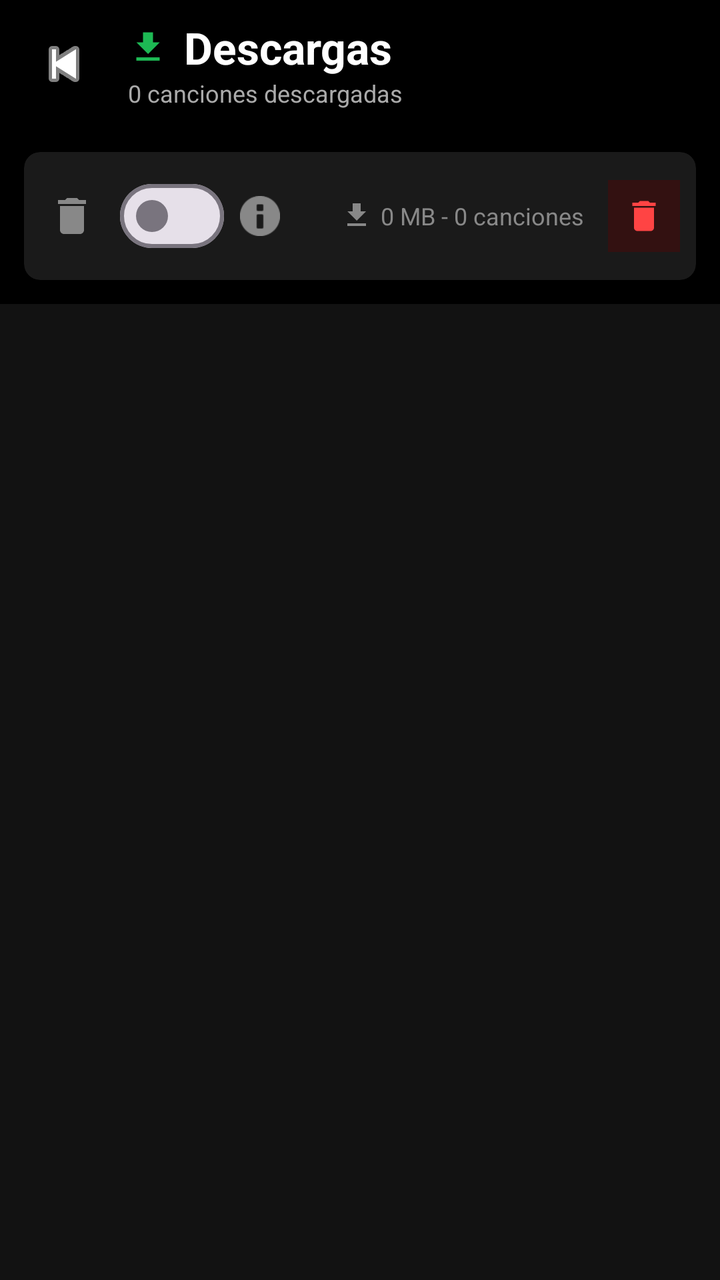
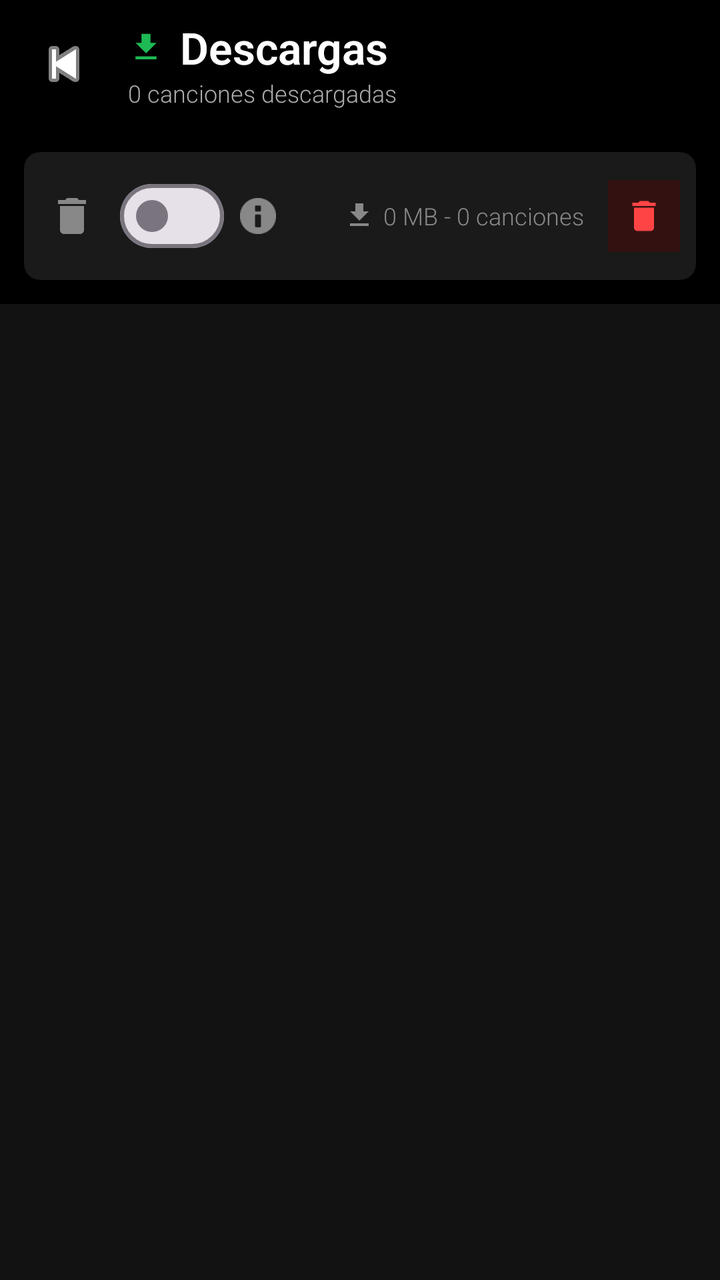

Compare the two renders of this Android layout. The source of the first and the diff that turns it into the second are given below.
<!-- AndroidManifest.xml: application theme Theme.Localfly -->
<!-- res/layout/fragment_downloads.xml -->
<?xml version="1.0" encoding="utf-8"?>
<LinearLayout xmlns:android="http://schemas.android.com/apk/res/android"
    xmlns:app="http://schemas.android.com/apk/res-auto"
    android:layout_width="match_parent"
    android:layout_height="match_parent"
    android:orientation="vertical"
    android:background="#000000">

    
    <RelativeLayout
        android:layout_width="match_parent"
        android:layout_height="wrap_content"
        android:padding="8dp">

        <ImageButton
            android:id="@+id/btnBack"
            android:layout_width="48dp"
            android:layout_height="48dp"
            android:background="?attr/selectableItemBackgroundBorderless"
            android:src="@android:drawable/ic_media_previous"
            app:tint="#FFFFFF"
            android:layout_centerVertical="true" />

        <LinearLayout
            android:layout_width="wrap_content"
            android:layout_height="wrap_content"
            android:layout_toEndOf="@id/btnBack"
            android:layout_marginStart="8dp"
            android:orientation="vertical"
            android:layout_centerVertical="true">

            <LinearLayout
                android:layout_width="wrap_content"
                android:layout_height="wrap_content"
                android:gravity="center_vertical">

                <ImageView
                    android:layout_width="20dp"
                    android:layout_height="20dp"
                    android:src="@drawable/ic_download"
                    app:tint="#1DB954" />

                <TextView
                    android:layout_width="wrap_content"
                    android:layout_height="wrap_content"
                    android:layout_marginStart="8dp"
                    android:text="Descargas"
                    android:textColor="#FFFFFF"
                    android:textSize="22sp"
                    android:textStyle="bold" />
            </LinearLayout>

            <TextView
                android:id="@+id/tvDownloadCountHeader"
                android:layout_width="wrap_content"
                android:layout_height="wrap_content"
                android:text="0 canciones descargadas"
                android:textColor="#AAAAAA"
                android:textSize="12sp" />
        </LinearLayout>
    </RelativeLayout>

    
    <androidx.cardview.widget.CardView
        android:layout_width="match_parent"
        android:layout_height="wrap_content"
        android:layout_margin="12dp"
        app:cardBackgroundColor="#1A1A1A"
        app:cardCornerRadius="8dp"
        app:cardElevation="0dp">

        <RelativeLayout
            android:layout_width="match_parent"
            android:layout_height="wrap_content"
            android:padding="8dp">

            <ImageButton
                android:id="@+id/btnDeleteList"
                android:layout_width="32dp"
                android:layout_height="32dp"
                android:background="?attr/selectableItemBackgroundBorderless"
                android:src="@drawable/ic_delete"
                app:tint="#888888"
                android:layout_centerVertical="true" />

            <com.google.android.material.materialswitch.MaterialSwitch
                android:id="@+id/swAutoDelete"
                android:layout_width="wrap_content"
                android:layout_height="wrap_content"
                android:layout_toEndOf="@id/btnDeleteList"
                android:layout_marginStart="8dp"
                android:layout_centerVertical="true" />

            <ImageView
                android:id="@+id/ivInfo"
                android:layout_width="20dp"
                android:layout_height="20dp"
                android:layout_toEndOf="@id/swAutoDelete"
                android:layout_marginStart="8dp"
                android:src="@android:drawable/ic_dialog_info"
                app:tint="#888888"
                android:layout_centerVertical="true" />

            <LinearLayout
                android:layout_width="wrap_content"
                android:layout_height="wrap_content"
                android:layout_toStartOf="@id/btnDeleteRed"
                android:layout_marginEnd="12dp"
                android:gravity="center_vertical"
                android:layout_centerVertical="true">

                <ImageView
                    android:layout_width="16dp"
                    android:layout_height="16dp"
                    android:src="@drawable/ic_download"
                    app:tint="#888888" />

                <TextView
                    android:id="@+id/tvStorageInfo"
                    android:layout_width="wrap_content"
                    android:layout_height="wrap_content"
                    android:layout_marginStart="4dp"
                    android:text="0 MB - 0 canciones"
                    android:textColor="#888888"
                    android:textSize="12sp" />
            </LinearLayout>

            <ImageButton
                android:id="@+id/btnDeleteRed"
                android:layout_width="36dp"
                android:layout_height="36dp"
                android:layout_alignParentEnd="true"
                android:background="#331111"
                android:src="@drawable/ic_delete"
                app:tint="#FF4444"
                android:padding="8dp"
                android:scaleType="centerInside"
                android:layout_centerVertical="true" />

        </RelativeLayout>
    </androidx.cardview.widget.CardView>

    <TextView
        android:id="@+id/tvEmptyDownloads"
        android:layout_width="match_parent"
        android:layout_height="wrap_content"
        android:text="Todavía no has descargado ninguna canción"
        android:textColor="#AAAAAA"
        android:gravity="center"
        android:padding="32dp"
        android:visibility="gone" />

    <androidx.recyclerview.widget.RecyclerView
        android:id="@+id/rvDownloads"
        android:layout_width="match_parent"
        android:layout_height="match_parent"
        android:paddingHorizontal="4dp"
        android:background="#121212" />

</LinearLayout>
<!-- resources referenced by this layout -->
<resources>
  <!-- drawable ic_delete (drawable) -->
  <vector xmlns:android="http://schemas.android.com/apk/res/android"
      android:width="24dp"
      android:height="24dp"
      android:viewportWidth="24"
      android:viewportHeight="24">
      <path
          android:fillColor="#FFFFFF"
          android:pathData="M6,19c0,1.1 0.9,2 2,2h8c1.1,0 2,-0.9 2,-2V7H6v12zM19,4h-3.5l-1,-1h-5l-1,1H5v2h14V4z" />
  </vector>
  <!-- drawable ic_download (drawable) -->
  <vector xmlns:android="http://schemas.android.com/apk/res/android"
      android:width="24dp"
      android:height="24dp"
      android:viewportWidth="24"
      android:viewportHeight="24">
      <path
          android:fillColor="#FFFFFF"
          android:pathData="M19,9h-4V3H9v6H5l7,7 7,-7zM5,18v2h14v-2H5z" />
  </vector>
  <style name="Theme.Localfly" parent="Base.Theme.Localfly" />
  <style name="Base.Theme.Localfly" parent="Theme.Material3.DayNight.NoActionBar">
          
          
      </style>
</resources>

<!-- the commit's change to res/layout/fragment_downloads.xml (unified diff, before → after) -->
@@ -35,8 +35,8 @@
                 android:gravity="center_vertical">
 
                 <ImageView
-                    android:layout_width="20dp"
-                    android:layout_height="20dp"
+                    android:layout_width="18dp"
+                    android:layout_height="18dp"
                     android:src="@drawable/ic_download"
                     app:tint="#1DB954" />
 
@@ -93,8 +93,8 @@
 
             <ImageView
                 android:id="@+id/ivInfo"
-                android:layout_width="20dp"
-                android:layout_height="20dp"
+                android:layout_width="18dp"
+                android:layout_height="18dp"
                 android:layout_toEndOf="@id/swAutoDelete"
                 android:layout_marginStart="8dp"
                 android:src="@android:drawable/ic_dialog_info"
<!-- resource entries referenced after the edit -->
@@ -23,7 +23,8 @@
   <style name="Theme.Localfly" parent="Base.Theme.Localfly" />
   <style name="Base.Theme.Localfly" parent="Theme.Material3.DayNight.NoActionBar">
           
-          
+          <item name="android:fontFamily">sans-serif-light</item>
+          <item name="fontFamily">sans-serif-light</item>
       </style>
 </resources>
 
